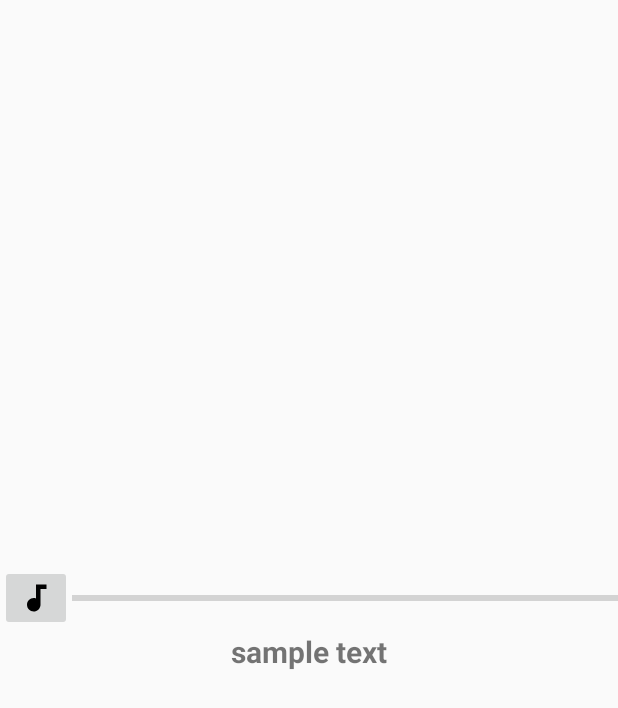
After one commit to mquangcao/CSC13009_EL, an Android app: the layout custom_view_game_question_audio.xml on its own in the app's theme, with its tools: preview values and no code run, on a phone screen of 412 x 824 dp. The commit adds this screen. Shown: the top 708 px of the screen. Run offline under Robolectric (Android 15) with nearby library versions, the phone set to English and light mode, and no system bars; Roboto replaces fonts that are not available here.

Commit message:
feat: add custom layouts / views, fragment setup

```diff
--- /dev/null
+++ b/app/src/main/res/drawable/baseline_audiotrack_24.xml
@@ -0,0 +1,5 @@
+<vector xmlns:android="http://schemas.android.com/apk/res/android" android:height="24dp" android:tint="#000000" android:viewportHeight="24" android:viewportWidth="24" android:width="24dp">
+
+    <path android:fillColor="@android:color/white" android:pathData="M12,3v9.28c-0.47,-0.17 -0.97,-0.28 -1.5,-0.28C8.01,12 6,14.01 6,16.5S8.01,21 10.5,21c2.31,0 4.2,-1.75 4.45,-4H15V6h4V3h-7z"/>
+
+</vector>
--- /dev/null
+++ b/app/src/main/res/layout/custom_view_game_answer_list_writer.xml
@@ -0,0 +1,6 @@
+<?xml version="1.0" encoding="utf-8"?>
+<androidx.constraintlayout.widget.ConstraintLayout xmlns:android="http://schemas.android.com/apk/res/android"
+    android:layout_width="match_parent"
+    android:layout_height="match_parent">
+
+</androidx.constraintlayout.widget.ConstraintLayout>
--- /dev/null
+++ b/app/src/main/res/layout/custom_view_game_question_audio.xml
@@ -0,0 +1,54 @@
+<?xml version="1.0" encoding="utf-8"?>
+<androidx.constraintlayout.widget.ConstraintLayout xmlns:android="http://schemas.android.com/apk/res/android"
+    xmlns:app="http://schemas.android.com/apk/res-auto"
+    xmlns:tools="http://schemas.android.com/tools"
+    android:layout_width="match_parent"
+    android:layout_height="match_parent">
+
+    <LinearLayout
+        android:layout_width="match_parent"
+        android:layout_height="wrap_content"
+        android:orientation="vertical"
+        app:layout_constraintBaseline_toTopOf="parent"
+        app:layout_constraintBottom_toBottomOf="parent"
+        app:layout_constraintEnd_toEndOf="parent"
+        app:layout_constraintStart_toStartOf="parent"
+        app:layout_constraintTop_toTopOf="parent">
+
+
+
+
+        <LinearLayout
+            android:layout_width="match_parent"
+            android:layout_height="match_parent"
+            android:orientation="horizontal">
+
+            <ImageButton
+                android:id="@+id/imageButton"
+                android:layout_width="wrap_content"
+                android:layout_height="wrap_content"
+                app:srcCompat="@drawable/baseline_audiotrack_24" />
+
+            <ProgressBar
+                android:id="@+id/progressBar"
+                style="?android:attr/progressBarStyleHorizontal"
+                android:layout_weight="1"
+                android:layout_width="0dp"
+                android:layout_height="match_parent" />
+
+        </LinearLayout>
+
+        <TextView
+            android:id="@+id/game_session_question_prompt"
+            android:layout_width="match_parent"
+            android:layout_height="wrap_content"
+            android:text="sample text"
+            android:textAlignment="center"
+            android:textSize="20sp"
+            android:textStyle="bold" />
+
+
+
+    </LinearLayout>
+
+</androidx.constraintlayout.widget.ConstraintLayout>
--- a/app/src/main/res/layout/fragment_game_rule.xml
+++ b/app/src/main/res/layout/fragment_game_rule.xml
@@ -70,7 +70,7 @@
             android:layout_weight="1">
 
             <TextView
-                android:id="@+id/game_rule_content_tvz"
+                android:id="@+id/game_rule_content_tv"
                 android:layout_width="match_parent"
                 android:layout_height="wrap_content"
                 android:ems="10"
```
Also changed, not shown: app/src/main/java/com/android_ai/csc13009/app/presentation/Adapters/GameSelectorAdapter.kt (+4 -5 lines), app/src/main/java/com/android_ai/csc13009/app/presentation/fragment/GameRuleFragment.kt (+39 -19 lines), app/src/main/java/com/android_ai/csc13009/app/presentation/fragment/GameSessionFragment.kt (+34 -0 lines), app/src/main/res/layout/custom_view_game_answer_letter_picker.xml (added, +32 -0 lines), app/src/main/res/layout/custom_view_game_question_image.xml (added, +40 -0 lines), app/src/main/res/layout/custom_view_game_question_text.xml (added, +38 -0 lines), app/src/main/res/layout/fragment_game_session.xml (+16 -1 lines), app/src/main/res/layout/item_letter_dragable_box.xml (added, +21 -0 lines), app/src/main/res/layout/item_letter_slot.xml (added, +22 -0 lines).
